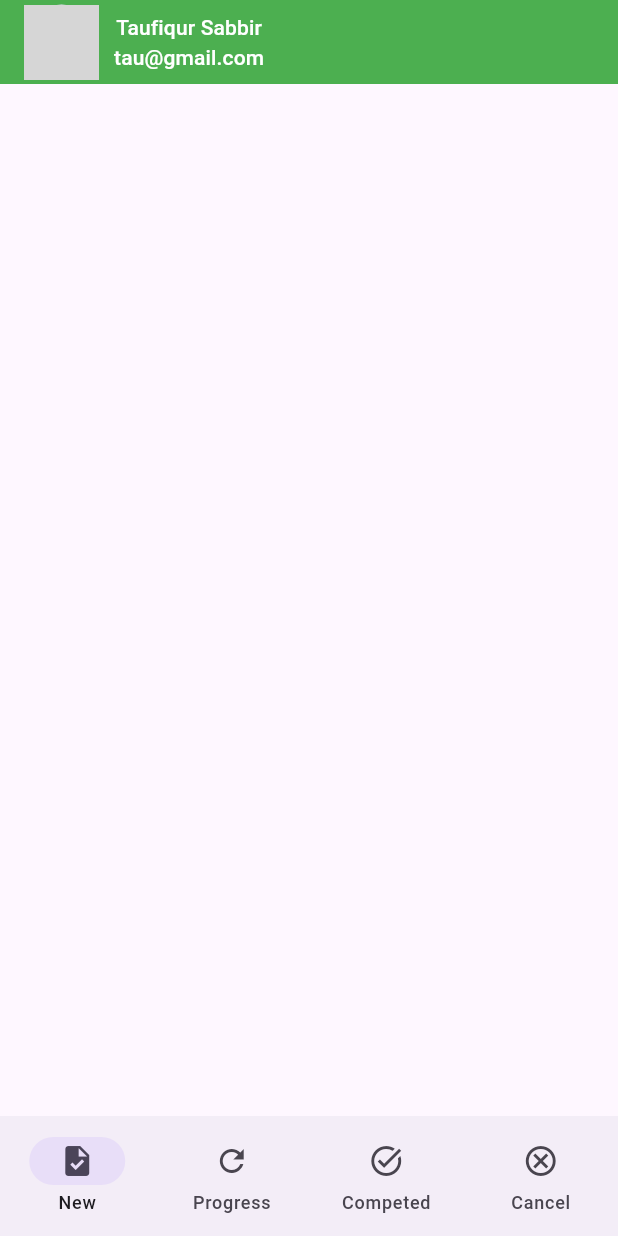
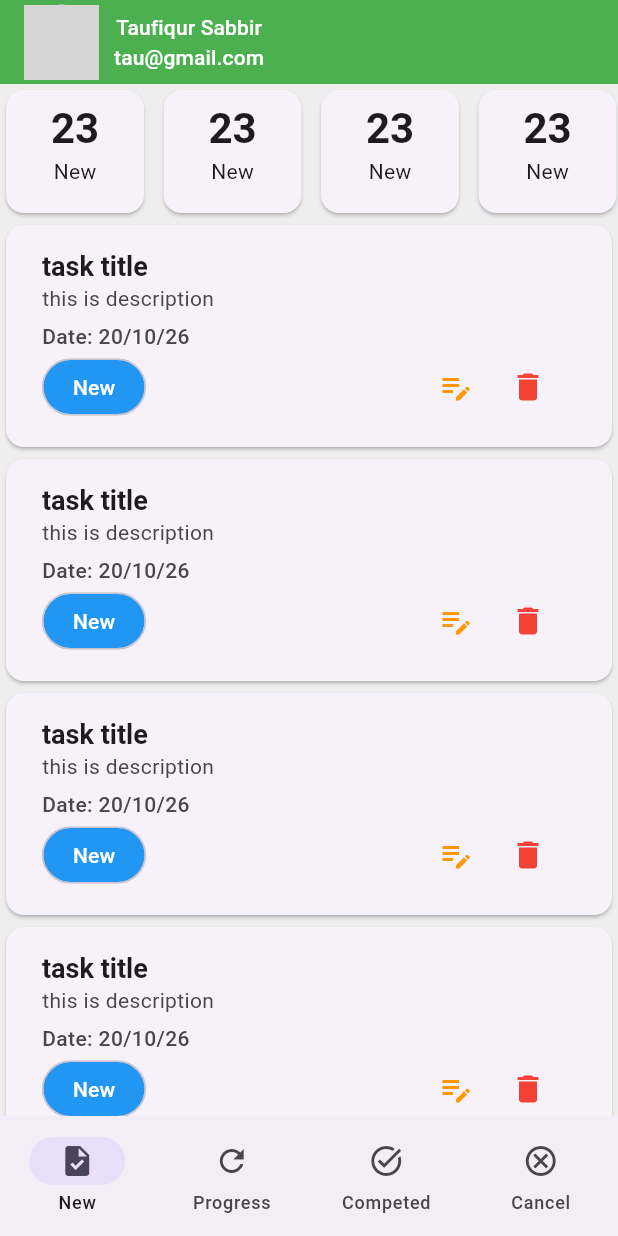
Before and after one commit to taufiqurSabbir/batch_16, a Flutter app: the screen it shows after launch, after a tap on the "arrow circle right" icon, on a phone screen of 412 x 824 dp. Run offline on Flutter 3.47's test engine with Material 3 defaults, Android fonts, the phone set to English and light mode, and no system bars; our stand-ins replace flutter_screenutil, flutter_svg, shimmer, sqflite; accounts and stored records are empty; network calls fail; grey boxes are pictures that could not be loaded.

Commit message:
task_manager_class_3

```diff
--- a/lib/module_16/ui/task_home.dart
+++ b/lib/module_16/ui/task_home.dart
@@ -10,7 +10,7 @@ class TaskHome extends StatefulWidget {
 }
 
 class _TaskHomeState extends State<TaskHome> {
-  List<TaskModel> tasks = [];
+  List<TaskModelold> tasks = [];
   TextEditingController taskController = TextEditingController();
 
   @override
@@ -30,7 +30,7 @@ class _TaskHomeState extends State<TaskHome> {
 
 
   Future<void> addTask()async {
-   await TaskDatabase.insertTask(TaskModel(title: taskController.text, isDone: false));
+   await TaskDatabase.insertTask(TaskModelold(title: taskController.text, isDone: false));
    await refreshTask();
    taskController.clear();
   }
@@ -42,9 +42,9 @@ class _TaskHomeState extends State<TaskHome> {
     taskController.clear();
   }
 
-  Future<void> toggleTaskStatus(TaskModel task)async {
+  Future<void> toggleTaskStatus(TaskModelold task)async {
     await TaskDatabase.updateTask(
-      TaskModel(title: task.title, isDone: !task.isDone, id: task.id)
+      TaskModelold(title: task.title, isDone: !task.isDone, id: task.id)
     );
     await refreshTask();
   }
--- /dev/null
+++ b/lib/task_manager/data/models/task_model.dart
@@ -0,0 +1,36 @@
+class TaskModel {
+  String? sId;
+  String? title;
+  String? description;
+  String? status;
+  String? email;
+  String? createdDate;
+
+  TaskModel(
+      {this.sId,
+        this.title,
+        this.description,
+        this.status,
+        this.email,
+        this.createdDate});
+
+  TaskModel.fromJson(Map<String, dynamic> json) {
+    sId = json['_id'];
+    title = json['title'];
+    description = json['description'];
+    status = json['status'];
+    email = json['email'];
+    createdDate = json['createdDate'];
+  }
+
+  Map<String, dynamic> toJson() {
+    final Map<String, dynamic> data = new Map<String, dynamic>();
+    data['_id'] = this.sId;
+    data['title'] = this.title;
+    data['description'] = this.description;
+    data['status'] = this.status;
+    data['email'] = this.email;
+    data['createdDate'] = this.createdDate;
+    return data;
+  }
+}
--- a/lib/task_manager/screens/new_task_screen.dart
+++ b/lib/task_manager/screens/new_task_screen.dart
@@ -1,4 +1,9 @@
 import 'package:flutter/material.dart';
+import 'package:flutter_16/task_manager/data/models/task_model.dart';
+
+import '../widget/task_card.dart';
+import '../widget/task_count_by_status.dart';
+
 class NewTaskScreen extends StatefulWidget {
   const NewTaskScreen({super.key});
 
@@ -10,7 +15,51 @@ class _NewTaskScreenState extends State<NewTaskScreen> {
   @override
   Widget build(BuildContext context) {
     return Scaffold(
+      backgroundColor: Colors.grey.shade200,
+      body: Column(
+        children: [
+          SizedBox(
+            height: 90,
+            child: ListView.separated(
+              scrollDirection: Axis.horizontal,
+              itemCount: 4,
+              itemBuilder: (context, index) {
+                return SizedBox(
+                    width: 100,
+                    child: TaskCountByStatus(
+                      title: 'New',
+                      count: 23,
+                    ));
+              },
+              separatorBuilder: (context, index) {
+                return SizedBox(
+                  width: 5,
+                );
+              },
+            ),
+          ),
 
+
+        Expanded(
+          child: ListView.builder(
+
+              itemCount: 10,
+              itemBuilder: (context,index){
+            return   TaskCard(taskModel: TaskModel(
+                title: 'task title',
+                description: 'this is description',
+                createdDate: '20/10/26',
+                status: 'New'
+
+            ), cardColor: Colors.blue, refreshParent: () {  },
+
+            );
+          }),
+        )
+
+
+        ],
+      ),
     );
   }
 }
--- /dev/null
+++ b/lib/task_manager/widget/task_card.dart
@@ -0,0 +1,69 @@
+import 'package:flutter/material.dart';
+import 'package:flutter_16/task_manager/data/models/task_model.dart';
+class TaskCard extends StatefulWidget {
+  final TaskModel taskModel;
+  final Color cardColor;
+  final VoidCallback refreshParent;
+
+  const TaskCard({
+    super.key, required this.taskModel, required this.cardColor, required this.refreshParent,
+  });
+
+  @override
+  State<TaskCard> createState() => _TaskCardState();
+}
+
+class _TaskCardState extends State<TaskCard> {
+  @override
+  Widget build(BuildContext context) {
+    return Card(
+      child: Padding(
+        padding: const EdgeInsets.all(8.0),
+        child: ListTile(
+          title: Text(
+            widget.taskModel.title.toString(),
+            style: Theme.of(context)
+                .textTheme
+                .titleLarge!
+                .copyWith(fontSize: 18),
+          ),
+          subtitle: Column(
+            crossAxisAlignment: CrossAxisAlignment.start,
+            children: [
+              Text(widget.taskModel.description.toString()
+                 ),
+              SizedBox(height: 5,),
+              Text('Date: ${widget.taskModel.createdDate}',style: TextStyle(fontWeight: FontWeight.w500),),
+              Row(
+                children: [
+                  Chip(
+                    label: Text(' ${widget.taskModel.status} '),
+                    backgroundColor: widget.cardColor,
+                    labelStyle: TextStyle(color: Colors.white),
+                    shape: RoundedRectangleBorder(
+                        borderRadius: BorderRadius.circular(25)),
+                  ),
+                  Spacer(),
+                  IconButton(
+                    onPressed: () {},
+                    icon: Icon(
+                      Icons.edit_note,
+                      color: Colors.orange,
+                    ),
+                  ),
+                  IconButton(
+                    onPressed: () {},
+                    icon: Icon(
+                      Icons.delete,
+                      color: Colors.red,
+                    ),
+                  )
+                ],
+              )
+            ],
+          ),
+        ),
+      ),
+    );
+  }
+}
--- /dev/null
+++ b/lib/task_manager/widget/task_count_by_status.dart
@@ -0,0 +1,25 @@
+import 'package:flutter/material.dart';
+class TaskCountByStatus extends StatelessWidget {
+  final String title;
+  final int count;
+  const TaskCountByStatus({
+    super.key, required this.title, required this.count,
+  });
+
+  @override
+  Widget build(BuildContext context) {
+    return Card(
+      child: Padding(
+        padding: const EdgeInsets.symmetric(horizontal: 15.0,vertical: 8),
+        child: Column(
+          children: [
+            Text(count.toString(),
+              style: Theme.of(context).textTheme.titleLarge,
+            ),
+            Text(title)
+          ],
+        ),
+      ),
+    );
+  }
+}
```
Also changed, not shown: lib/module_16/db/task_database.dart (+4 -4 lines), lib/module_16/models/task_model.dart (+4 -4 lines), lib/task_manager/screens/cancel_task_screen.dart (+19 -1 lines), lib/task_manager/screens/completed_task_screen.dart (+19 -1 lines), lib/task_manager/screens/progress_task_screen.dart (+19 -1 lines).
